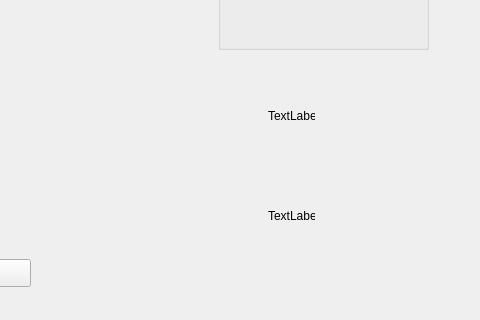
Before: the Qt Designer form lab1.ui in FabiJenne/IoT_lab1, drawn with Qt 5; both pictures show x 292 to 772 and y 151 to 471 of the 772 by 563 pixel window.
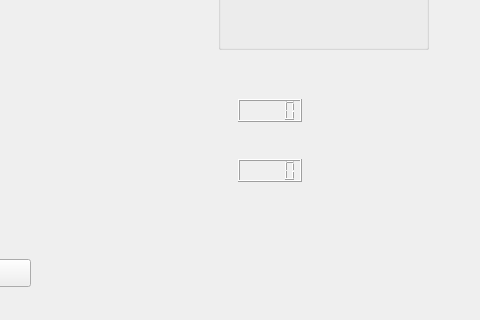
After: the same form once the commit is applied. Custom widgets are drawn as their Qt base class.

```diff
--- a/lab1.ui
+++ b/lab1.ui
@@ -82,31 +82,25 @@
     <string>File</string>
    </property>
   </widget>
-  <widget class="QLabel" name="label">
+  <widget class="QLCDNumber" name="lcdNumber">
    <property name="geometry">
     <rect>
-     <x>560</x>
-     <y>260</y>
-     <width>47</width>
-     <height>13</height>
+     <x>530</x>
+     <y>250</y>
+     <width>64</width>
+     <height>23</height>
     </rect>
    </property>
-   <property name="text">
-    <string>TextLabel</string>
-   </property>
   </widget>
-  <widget class="QLabel" name="label_2">
+  <widget class="QLCDNumber" name="lcdNumber_2">
    <property name="geometry">
     <rect>
-     <x>560</x>
-     <y>360</y>
-     <width>47</width>
-     <height>13</height>
+     <x>530</x>
+     <y>310</y>
+     <width>64</width>
+     <height>23</height>
     </rect>
    </property>
-   <property name="text">
-    <string>TextLabel</string>
-   </property>
   </widget>
  </widget>
  <customwidgets>
```
